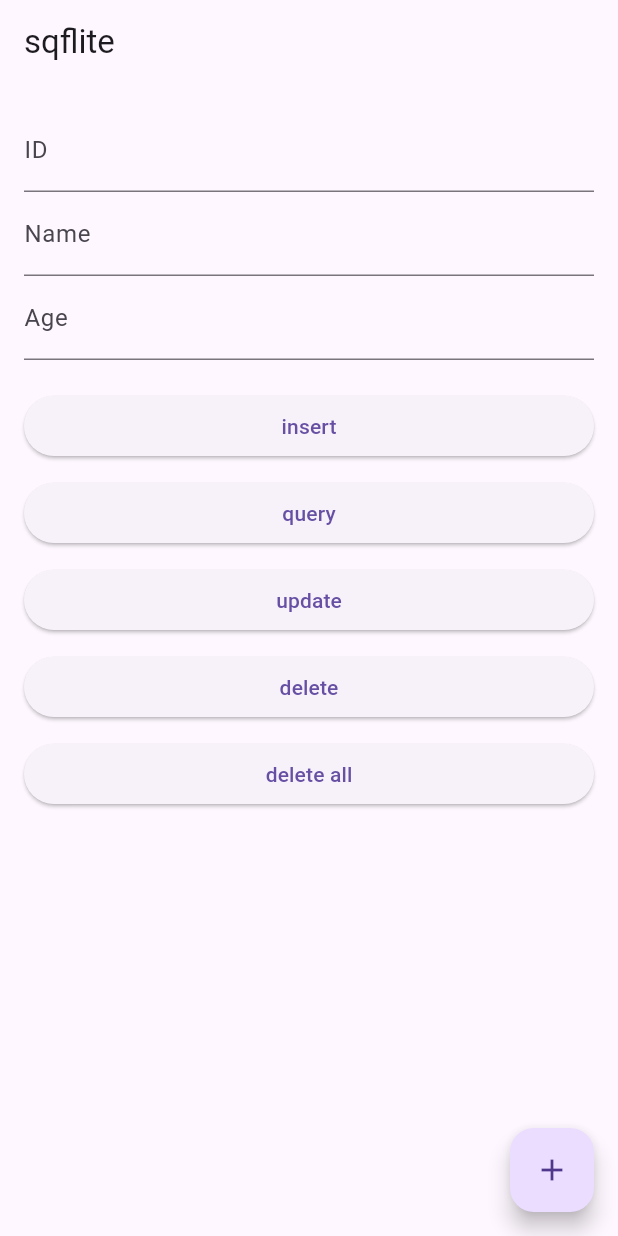
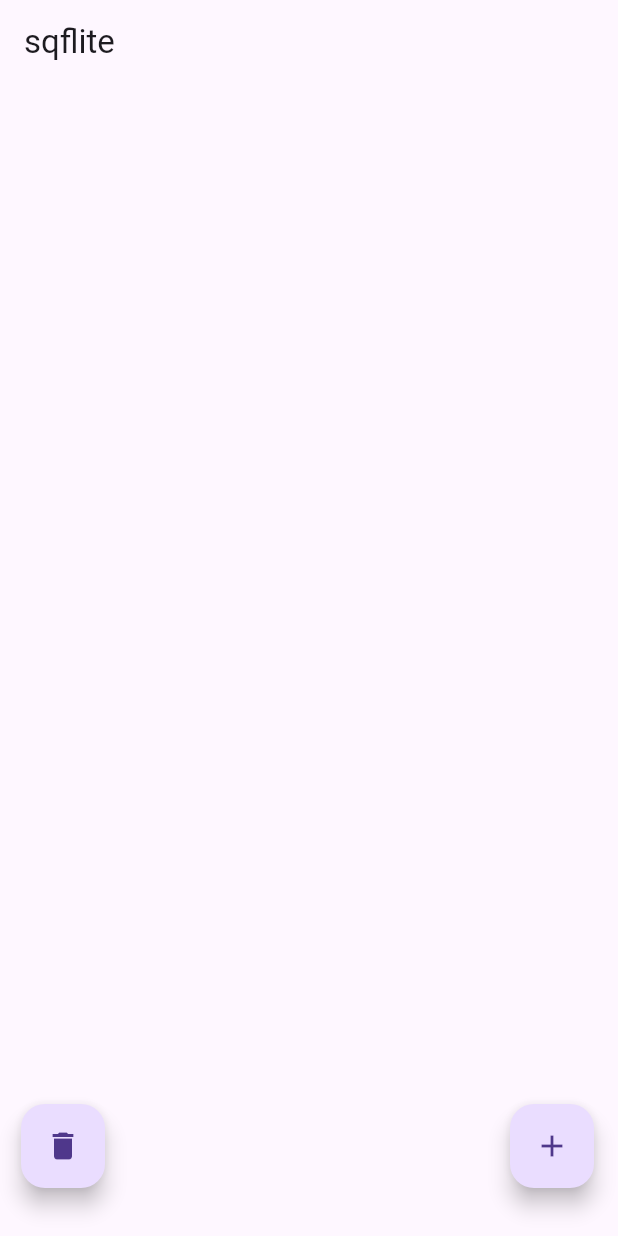
Before and after one commit to bwatts1/manager, a Flutter app: the screen it shows after launch, on a phone screen of 412 x 824 dp. Run offline on Flutter 3.47's test engine with Material 3 defaults, Android fonts, the phone set to English and light mode, and no system bars; our stand-ins replace sqflite; accounts and stored records are empty.

Commit message:
added a delete all button

```diff
--- a/lib/main.dart
+++ b/lib/main.dart
@@ -116,7 +116,32 @@ class _MyHomePageState extends State<MyHomePage> {
     debugPrint('deleted $rowsDeleted row(s): row $id');
     _showAlert('Delete', 'Deleted $rowsDeleted row(s): row $id');
   }
-
+  void _deleteAllC() {
+    showDialog(
+      context: context,
+      builder: (context) {
+        return AlertDialog(
+          title: Text('Confirm Delete All'),
+          content: Text('Are you sure you want to delete all records?'),
+          actions: [
+            TextButton(
+              onPressed: () {
+                Navigator.of(context).pop(); // Dismiss the dialog
+              },
+              child: Text('Cancel'),
+            ),
+            TextButton(
+              onPressed: () {
+                Navigator.of(context).pop(); // Dismiss the dialog
+                _deleteAll(); // Call the delete all function
+              },
+              child: Text('Delete'),
+            ),
+          ],
+        );
+      },
+    );
+  }
   void _deleteAll() async {
     final rowsDeleted = await dbHelper.deleteAll();
     debugPrint('Deleted $rowsDeleted row(s)');
@@ -130,38 +155,31 @@ class _MyHomePageState extends State<MyHomePage> {
       body: Padding(
         padding: const EdgeInsets.all(16.0),
         child: ListView(
-          children: [
-            TextField(
-              controller: _idController,
-              decoration: const InputDecoration(labelText: 'ID'),
-              keyboardType: TextInputType.number,
-            ),
-            TextField(
-              controller: _nameController,
-              decoration: const InputDecoration(labelText: 'Name'),
-            ),
-            TextField(
-              controller: _ageController,
-              decoration: const InputDecoration(labelText: 'Age'),
-              keyboardType: TextInputType.number,
-            ),
-            const SizedBox(height: 20),
-            ElevatedButton(onPressed: _insert, child: const Text('insert')),
-            const SizedBox(height: 10),
-            ElevatedButton(onPressed: _query, child: const Text('query')),
-            const SizedBox(height: 10),
-            ElevatedButton(onPressed: _update, child: const Text('update')),
-            const SizedBox(height: 10),
-            ElevatedButton(onPressed: _delete, child: const Text('delete')),
-            const SizedBox(height: 10),
-            ElevatedButton(onPressed: _deleteAll, child: const Text('delete all')),
-          ],
+
         ),
       ),
-      floatingActionButton: FloatingActionButton(
-        onPressed: _add,
-        tooltip: 'add',
-        child: const Icon(Icons.add),
+
+      floatingActionButton: Stack(
+        children: [
+          Positioned(
+            left: 30,
+            bottom: 16,
+            child: FloatingActionButton(
+              onPressed: _deleteAllC,
+              tooltip: 'delete',
+              child: Icon(Icons.delete),
+            ),
+          ),
+          Positioned(
+            right: 0,
+            bottom: 16,
+            child: FloatingActionButton(
+              onPressed: _add,
+              tooltip: 'add',
+              child: const Icon(Icons.add),
+            ),
+          ),
+        ],
       ),
     );
   }
```
